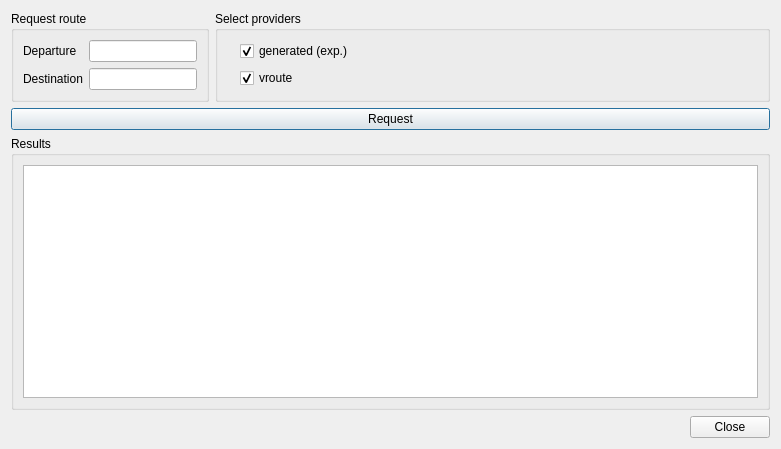
This is branches/jonas_unstable/QuteScoop/gui/PlanFlightDialog.ui in qutescoop/qutescoop as Qt 5 draws it before an edit. The edited form follows.
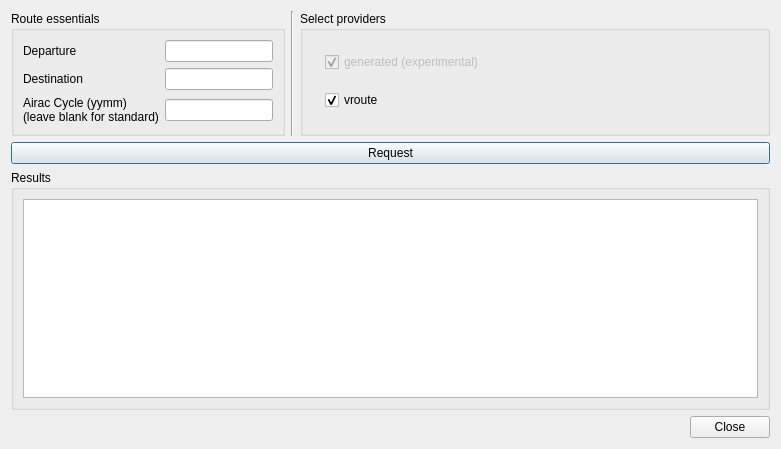
This is the edited form. Icons and pictures are not drawn.

Diff of the .ui file:
```diff
--- a/branches/jonas_unstable/QuteScoop/gui/PlanFlightDialog.ui
+++ b/branches/jonas_unstable/QuteScoop/gui/PlanFlightDialog.ui
@@ -23,7 +23,7 @@
      <item>
       <widget class="QGroupBox" name="groupBox">
        <property name="title">
-        <string>Request route</string>
+        <string>Route essentials</string>
        </property>
        <layout class="QGridLayout" name="gridLayout">
         <item row="0" column="0">
@@ -60,9 +60,31 @@
           </property>
          </widget>
         </item>
+        <item row="2" column="3">
+         <widget class="QLineEdit" name="edCycle">
+          <property name="maxLength">
+           <number>4</number>
+          </property>
+         </widget>
+        </item>
+        <item row="2" column="0">
+         <widget class="QLabel" name="label">
+          <property name="text">
+           <string>Airac Cycle (yymm)
+(leave blank for standard)</string>
+          </property>
+         </widget>
+        </item>
        </layout>
       </widget>
      </item>
+     <item>
+      <widget class="Line" name="line">
+       <property name="orientation">
+        <enum>Qt::Vertical</enum>
+       </property>
+      </widget>
+     </item>
      <item>
       <widget class="QGroupBox" name="groupBox_2">
        <property name="sizePolicy">
@@ -106,6 +128,9 @@
         </item>
         <item row="0" column="0">
          <widget class="QLabel" name="pixGenerated">
+          <property name="enabled">
+           <bool>false</bool>
+          </property>
           <property name="text">
            <string/>
           </property>
@@ -119,8 +144,11 @@
         </item>
         <item row="0" column="2">
          <widget class="QCheckBox" name="cbGenerated">
+          <property name="enabled">
+           <bool>false</bool>
+          </property>
           <property name="text">
-           <string>generated (exp.)</string>
+           <string>generated (experimental)</string>
           </property>
           <property name="checked">
            <bool>true</bool>
@@ -143,6 +171,9 @@
           <property name="text">
            <string/>
           </property>
+          <property name="wordWrap">
+           <bool>true</bool>
+          </property>
          </widget>
         </item>
         <item row="1" column="3">
@@ -161,6 +192,9 @@
           <property name="text">
            <string/>
           </property>
+          <property name="wordWrap">
+           <bool>true</bool>
+          </property>
          </widget>
         </item>
        </layout>
```
